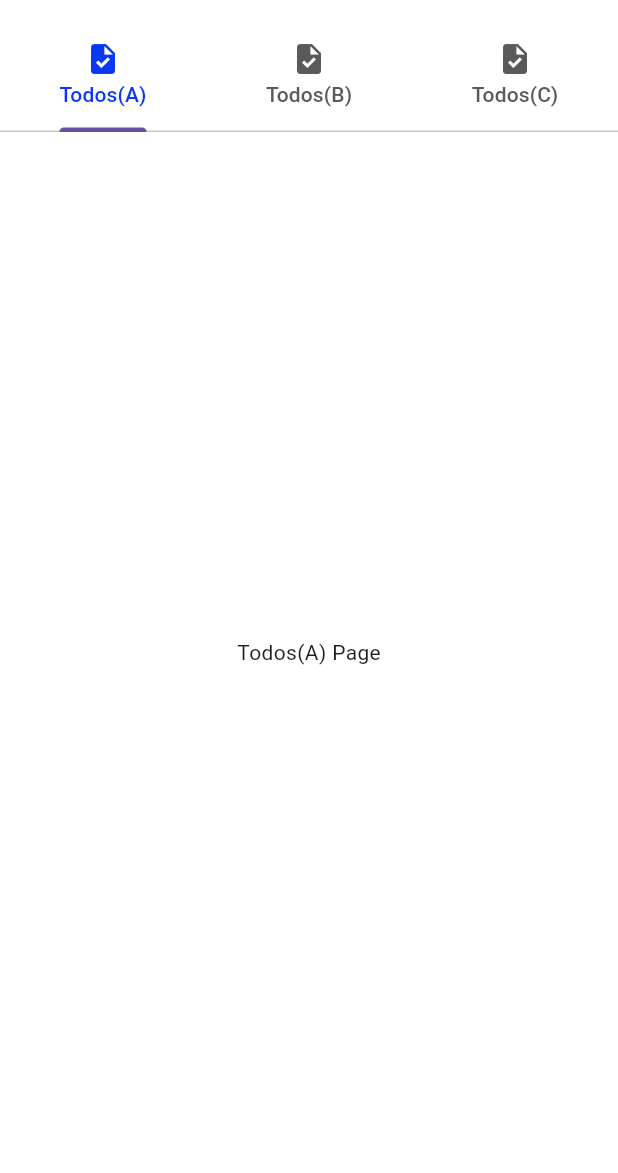
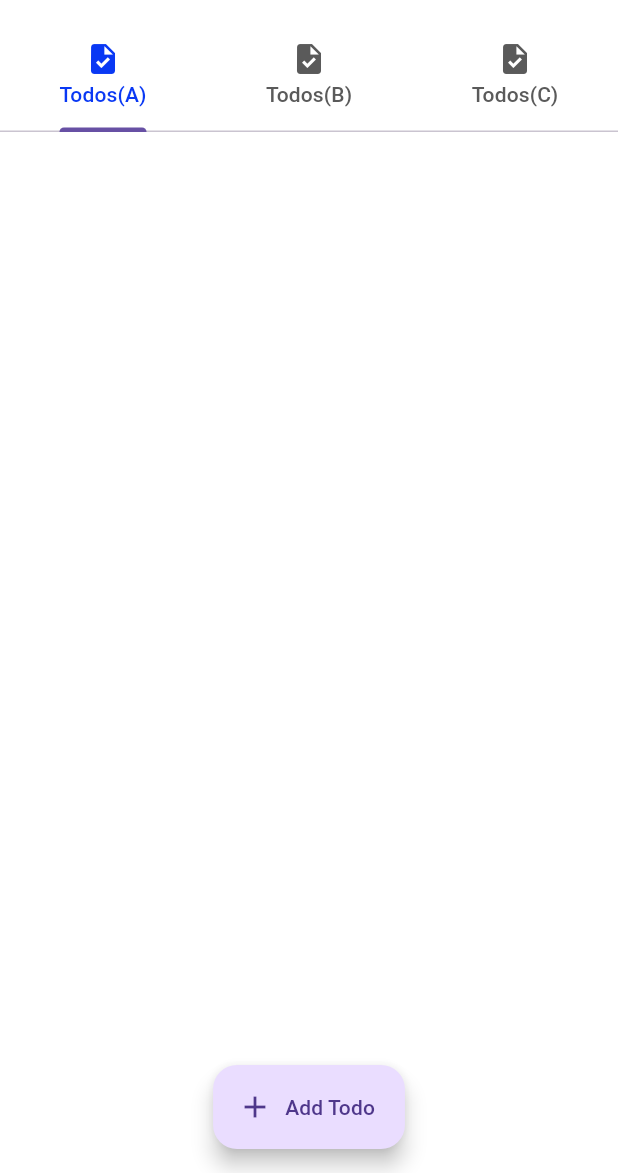
Before and after one commit to mseaman26/todo-ABC, a Flutter app: the screen it shows after launch, on a phone screen of 412 x 824 dp, the part 63-1236 px from its top. Run offline on Flutter 3.47's test engine with Material 3 defaults, Android fonts, the phone set to English and light mode, and no system bars.

Commit message:
minor changes

```diff
--- a/flutter_app/lib/pages/home_page.dart
+++ b/flutter_app/lib/pages/home_page.dart
@@ -1,4 +1,19 @@
 import 'package:flutter/material.dart';
+
+const List<Map<String, dynamic>> todoTabs = [
+  {
+    'label': 'Todos(A)',
+    'icon': Icons.task,
+  },
+  {
+    'label': 'Todos(B)',
+    'icon': Icons.task,
+  },
+  {
+    'label': 'Todos(C)',
+    'icon': Icons.task,
+  },
+];
 
 class HomePage extends StatefulWidget {
   const HomePage({super.key});
@@ -8,35 +23,121 @@ class HomePage extends StatefulWidget {
 }
 
 class _HomePageState extends State<HomePage> {
+  // Separate todo lists for A, B, C tabs
+  final List<String> _todosA = [];
+  final List<String> _todosB = [];
+  final List<String> _todosC = [];
+
+  // Track which todos are completed
+  final Set<String> _completed = {};
+
+  // Helper to show an add-todo dialog
+  void _addTodoDialog(List<String> targetList) {
+    final TextEditingController controller = TextEditingController();
+    showDialog(
+      context: context,
+      builder: (_) => AlertDialog(
+        title: const Text('Add Todo'),
+        content: TextField(
+          controller: controller,
+          decoration: const InputDecoration(hintText: 'Enter todo'),
+          autofocus: true,
+        ),
+        actions: [
+          TextButton(
+            onPressed: () => Navigator.pop(context),
+            child: const Text('Cancel'),
+          ),
+          ElevatedButton(
+            onPressed: () {
+              if (controller.text.trim().isNotEmpty) {
+                setState(() => targetList.add(controller.text.trim()));
+              }
+              Navigator.pop(context);
+            },
+            child: const Text('Add'),
+          ),
+        ],
+      ),
+    );
+  }
+
+  // Widget builder for one tab’s todo list
+  Widget _buildTodoList(List<String> todos) {
+    return Column(
+      children: [
+        Expanded(
+          child: ListView.builder(
+            itemCount: todos.length,
+            itemBuilder: (context, index) {
+              final todo = todos[index];
+              final isDone = _completed.contains(todo);
+              return CheckboxListTile(
+                title: Text(
+                  todo,
+                  style: TextStyle(
+                    decoration: isDone ? TextDecoration.lineThrough : null,
+                  ),
+                ),
+                value: isDone,
+                onChanged: (checked) {
+                  setState(() {
+                    if (checked == true) {
+                      _completed.add(todo);
+                    } else {
+                      _completed.remove(todo);
+                    }
+                  });
+                },
+              );
+            },
+          ),
+        ),
+        Padding(
+          padding: const EdgeInsets.all(16.0),
+          child: FloatingActionButton.extended(
+            onPressed: () => _addTodoDialog(todos),
+            label: const Text('Add Todo'),
+            icon: const Icon(Icons.add),
+          ),
+        ),
+      ],
+    );
+  }
+
   @override
   Widget build(BuildContext context) {
     return DefaultTabController(
-      length: 3,
+      length: todoTabs.length,
       child: Scaffold(
-        drawer: Drawer(),
+        drawer: const Drawer(),
         appBar: AppBar(
-          title: const Text('TodoABC',
+          title: const Text(
+            'TodoABC',
             style: TextStyle(
               color: Colors.black,
               fontSize: 24,
               fontWeight: FontWeight.bold,
             ),
           ),
-          bottom: const TabBar(
+          bottom: TabBar(
             labelColor: Color.fromARGB(255, 9, 56, 244),
             unselectedLabelColor: Color.fromARGB(255, 90, 90, 90),
-            tabs: [
-              Tab(icon: Icon(Icons.task), text: 'Todos(A)'),
-              Tab(icon: Icon(Icons.task), text: 'Todos(B)'),
-              Tab(icon: Icon(Icons.task), text: 'Todos(C)'),
-            ],
+            tabs: todoTabs
+                .map(
+                  (tab) => Tab(
+                    text: tab['label'] as String,
+                    icon: Icon(tab['icon'] as IconData),
+                  ),
+                )
+                .toList(),
           ),
         ),
-        body: const TabBarView(
+        body: TabBarView(
           children: [
-            Center(child: Text('Todos(A) Page')),
-            Center(child: Text('Todos(B) Page')),
-            Center(child: Text('Todos(C) Page')),
+            _buildTodoList(_todosA),
+            _buildTodoList(_todosB),
+            _buildTodoList(_todosC),
           ],
         ),
       ),
```
Also changed, not shown: 1 other file.
